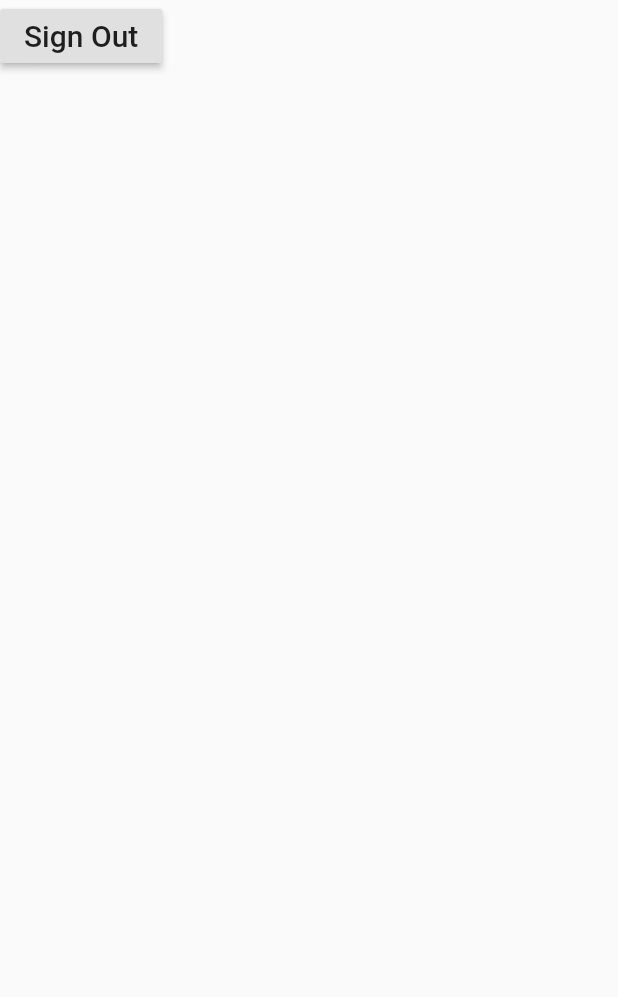
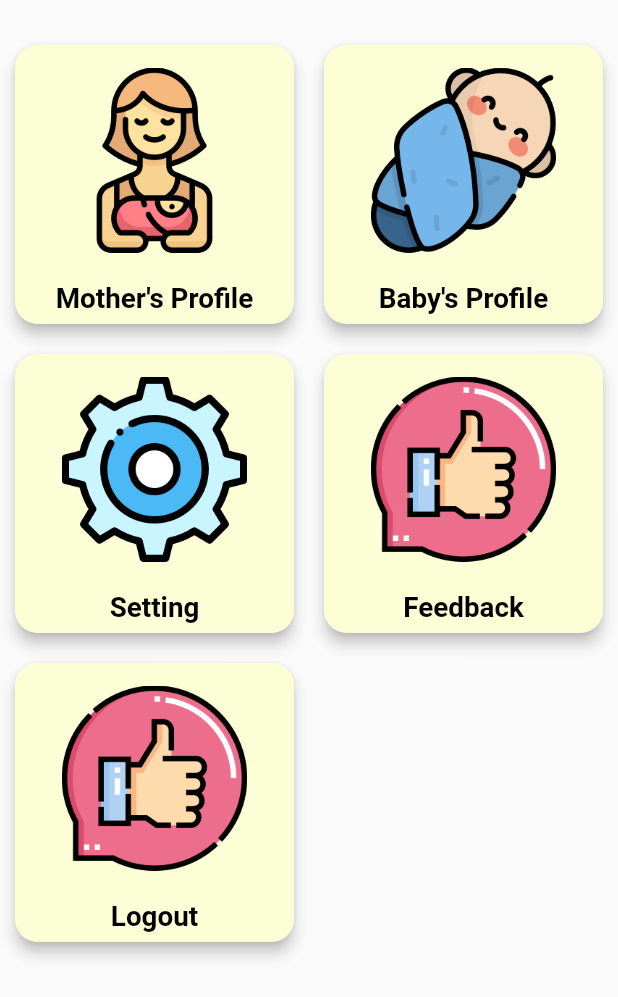
Before and after one commit to laipenghung/Bundle-Of-Joy, a Flutter app: the ProfileTab screen opened directly, on a phone screen of 412 x 824 dp. Shown: the top 997 px of the screen. Run offline on Flutter 3.47's test engine with Material 2 defaults, Android fonts, the phone set to English and light mode, and no system bars; our stand-ins replace cloud_firestore, firebase_auth, firebase_core, flutter_signin_button, font_awesome_flutter, google_sign_in and 1 more; missing offline and left inert: contact_picker, flare_splash_screen, flutter_facebook_login; accounts and stored records are empty.

Commit message:
Profile readable

```diff
--- a/main/bundle_of_joy/lib/firestore/mother.dart
+++ b/main/bundle_of_joy/lib/firestore/mother.dart
@@ -8,6 +8,7 @@ class Mother {
 
   Mother();
 
+  final User user = FirebaseAuth.instance.currentUser;
   final FirebaseFirestore _db = FirebaseFirestore.instance;
 
   void addUser(User user) async {
--- a/main/bundle_of_joy/lib/home.dart
+++ b/main/bundle_of_joy/lib/home.dart
@@ -94,12 +94,14 @@ class _HomePageState extends State<HomePageState> {
 
   @override
   Widget build(BuildContext context) {
+    double fontSize = MediaQuery.of(context).size.width * 0.08;
     return Scaffold(
       appBar: AppBar(
+        shadowColor: Colors.transparent,
         title: Text(
           _title,
           style: TextStyle(
-            fontSize: 25,
+            fontSize: fontSize,
             color: Colors.black,
           ),
         ),
--- a/main/bundle_of_joy/lib/main.dart
+++ b/main/bundle_of_joy/lib/main.dart
@@ -45,18 +45,15 @@ class _WelcomeScreenState extends State<WelcomeScreen>{
       await Firebase.initializeApp();
       final FirebaseAuth _auth = FirebaseAuth.instance;
       final User user = _auth.currentUser;
-      print(user);
       return user;
     }
 
     Future<Widget> next(BuildContext context) async {
       if(await checkSignedIn() == null) {
-        print("test 1 $checkSignedIn()");
         return Navigator.of(context).pushReplacement(
             MaterialPageRoute(builder: (context) => new SignUpScreen())
         );
       }else{
-        print("test 2 $checkSignedIn()");
         return Navigator.of(context).pushReplacement(
             MaterialPageRoute(builder: (context) => new HomeScreen())
         );
--- a/main/bundle_of_joy/lib/mother-for-baby.dart
+++ b/main/bundle_of_joy/lib/mother-for-baby.dart
@@ -83,6 +83,7 @@ class _MotherForBabyTabState extends State<MotherForBabyTab> {
             singleCard(57744, 'Vaccination & Growth Tracking', 2),
             singleCard(57744, 'Care for Baby', 3),
           ],
-    ));
+      ),
+    );
   }
 }
--- a/main/bundle_of_joy/lib/profile.dart
+++ b/main/bundle_of_joy/lib/profile.dart
@@ -1,6 +1,8 @@
-import 'package:bundle_of_joy/auth/auth.dart';
-import 'sign_up.dart';
 import "package:flutter/material.dart";
+import "motherProfile.dart";
+import "auth/auth.dart";
+import "sign_up.dart";
+import "home.dart";
 
 class ProfileTab extends StatefulWidget {
 
@@ -9,10 +11,93 @@ class ProfileTab extends StatefulWidget {
 }
 
 class _ProfileState extends State<ProfileTab> {
+  singleCard(iconLoc, title, index) {
+    double height = MediaQuery.of(context).size.height * 0.15;
+    double fontSize = MediaQuery.of(context).size.width * 0.045;
+    return Card(
+      margin: EdgeInsets.symmetric(vertical: 10, horizontal: 10),
+      shape: RoundedRectangleBorder(
+        borderRadius: BorderRadius.circular(15.0),
+      ),
+      elevation: 4,
+      color: Color(0xFFFCFFD5),
+      child: InkWell(
+        onTap: () {
+          switch (index) {
+            case 0:{
+              Navigator.push(
+                context,
+                MaterialPageRoute(builder: (context) => MotherProfile()),
+              );
+              break;
+            }
+            case 1:{
+              break;
+            }
+            case 2:{
+              break;
+            }
+            case 3:{
+              break;
+            }
+            case 4:{
+              signOut();
+              Navigator.of(context, rootNavigator: true).push(
+                MaterialPageRoute(
+                    builder: (context){
+                      return SignUpScreen();
+                    }
+                ),
+              );
+            }
+          }
+        },
+        child: Column(
+          children: <Widget>[
+            Padding(
+              padding: const EdgeInsets.fromLTRB(0, 15.0, 0, 20.0),
+              child: Image.asset(
+                iconLoc,
+                height: height,
+              ),
+            ),
+            FittedBox(
+              fit: BoxFit.cover,
+              child: Text(
+                title,
+                style: TextStyle(
+                  color: Colors.black,
+                  fontWeight: FontWeight.bold,
+                  fontSize: fontSize,
+                ),
+              ),
+            )
+          ],
+        ),
+      ),
+    );
+  }
   @override
   Widget build(BuildContext context) {
     return Scaffold(
-      body: RaisedButton(
+      body: GridView.count(
+        crossAxisCount: 2,
+        shrinkWrap: true,
+        padding: EdgeInsets.only(top: 20.0),
+        children: <Widget>[
+          singleCard("assets/icons/mother.png", "Mother's Profile", 0),
+          singleCard("assets/icons/baby_color.png", "Baby's Profile", 1),
+          singleCard("assets/icons/settings.png", "Setting", 2),
+          singleCard("assets/icons/feedback.png", "Feedback", 3),
+          singleCard("assets/icons/feedback.png", "Logout", 4),
+        ],
+      ),
+    );
+  }
+}
+
+/*
+RaisedButton(
 onPressed: () {
 signOut();
 Navigator.of(context).pushReplacement(
@@ -24,7 +109,4 @@ class _ProfileState extends State<ProfileTab> {
 );
 },
 child: const Text("Sign Out", style: TextStyle(fontSize: 20)),
-      ),
-    );
-  }
-}
+),*/
--- a/main/bundle_of_joy/lib/sign_up.dart
+++ b/main/bundle_of_joy/lib/sign_up.dart
@@ -16,7 +16,9 @@ class _SignUpScreenState extends State<SignUpScreen> {
   Widget build(BuildContext context) {
     double width = MediaQuery.of(context).size.width * 0.8;
     double fontSize = MediaQuery.of(context).size.width * 0.045;
-    return Scaffold(
+    return WillPopScope(
+      onWillPop: () async => false,
+      child: Scaffold(
         backgroundColor: Color(0xFFFCFFD5),
         body: Column(
           crossAxisAlignment: CrossAxisAlignment.center,
@@ -168,6 +170,7 @@ class _SignUpScreenState extends State<SignUpScreen> {
             ),
           ],
         )
+      ),
     );
   }
 }
--- a/main/bundle_of_joy/pubspec.yaml
+++ b/main/bundle_of_joy/pubspec.yaml
@@ -57,10 +57,7 @@ flutter:
   assets:
     - assets/images/logo_animation.flr
     - assets/images/logo.png
-    - assets/icons/pregnant.png
-    - assets/icons/baby.png
-    - assets/icons/bell.png
-    - assets/icons/user.png
+    - assets/icons/
 
   # An image asset can refer to one or more resolution-specific "variants", see
   # https://flutter.dev/assets-and-images/#resolution-aware.
```
Also changed, not shown: main/bundle_of_joy/lib/motherProfile.dart (added, +69 -0 lines), main/bundle_of_joy/assets/icons/feedback.png (added), main/bundle_of_joy/assets/icons/mother.png (added), main/bundle_of_joy/assets/icons/settings.png (added). Lines whose indentation alone changed are shown as unchanged.
